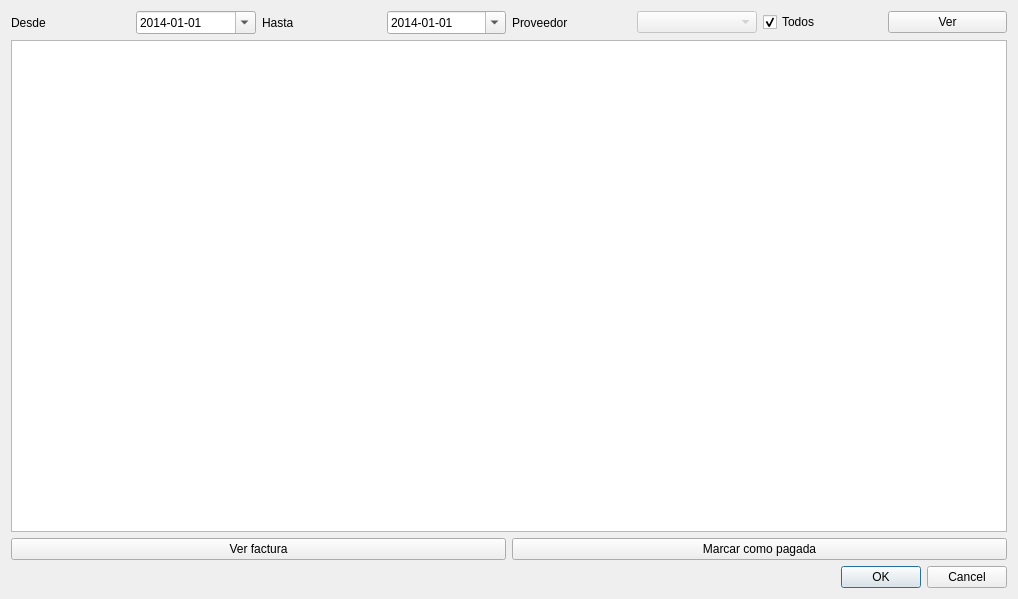
This is verfacturas.ui in Ladis72/tienda as Qt 5 draws it before an edit. The edited form follows.
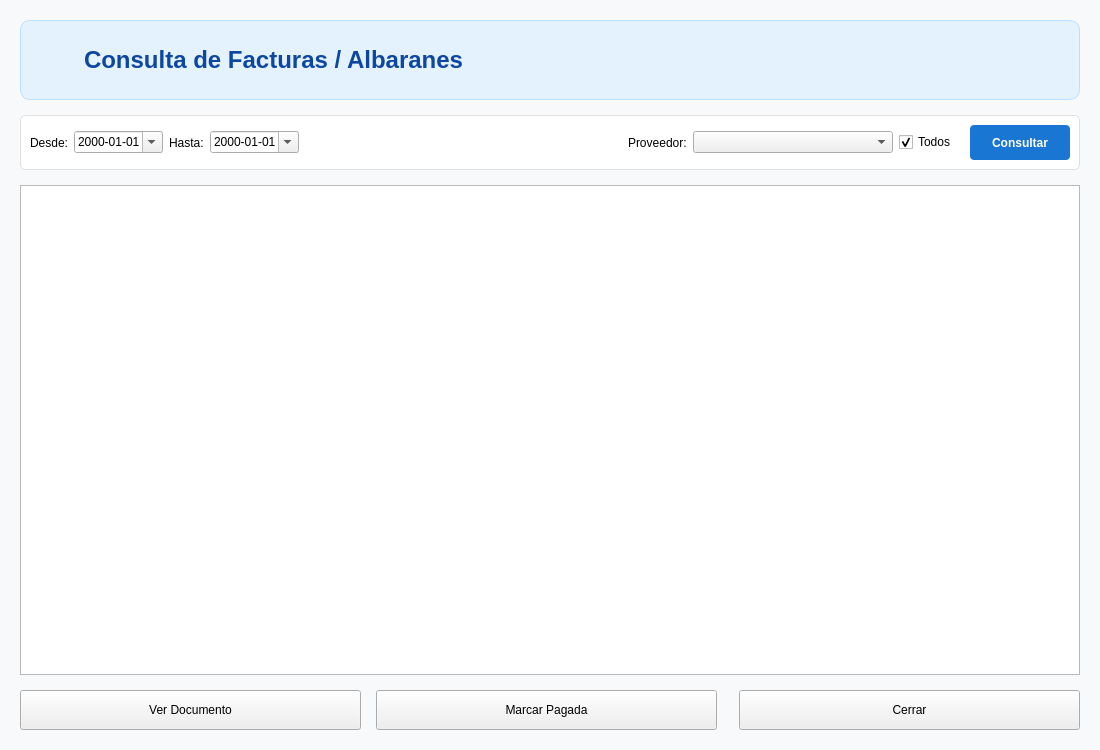
This is the edited form. Icons and pictures are not drawn.

What changed in the file:
```diff
--- a/verfacturas.ui
+++ b/verfacturas.ui
@@ -6,32 +6,105 @@
    <rect>
     <x>0</x>
     <y>0</y>
-    <width>1018</width>
-    <height>599</height>
+    <width>1100</width>
+    <height>750</height>
    </rect>
   </property>
   <property name="windowTitle">
    <string>Listado de facturas</string>
   </property>
-  <layout class="QGridLayout" name="gridLayout">
-   <item row="0" column="0">
-    <layout class="QHBoxLayout" name="horizontalLayout">
+  <property name="styleSheet">
+   <string notr="true">QDialog { background-color: #f8f9fa; }</string>
+  </property>
+  <layout class="QVBoxLayout" name="mainVerticalLayout">
+   <property name="spacing">
+    <number>15</number>
+   </property>
+   <property name="leftMargin">
+    <number>20</number>
+   </property>
+   <property name="topMargin">
+    <number>20</number>
+   </property>
+   <property name="rightMargin">
+    <number>20</number>
+   </property>
+   <property name="bottomMargin">
+    <number>20</number>
+   </property>
+   <item>
+    <widget class="QFrame" name="headerFrame">
+     <property name="minimumSize">
+      <size>
+       <width>0</width>
+       <height>80</height>
+      </size>
+     </property>
+     <property name="styleSheet">
+      <string notr="true">QFrame#headerFrame {
+    background-color: #e3f2fd;
+    border-radius: 10px;
+    border: 1px solid #bbdefb;
+}</string>
+     </property>
+     <layout class="QHBoxLayout" name="horizontalLayoutHeader">
+      <item>
+       <widget class="QLabel" name="labelIcono">
+        <property name="maximumSize">
+         <size>
+          <width>48</width>
+          <height>48</height>
+         </size>
+        </property>
+        <property name="pixmap">
+         <pixmap>../iconos/facturas.png</pixmap>
+        </property>
+        <property name="scaledContents">
+         <bool>true</bool>
+        </property>
+       </widget>
+      </item>
+      <item>
+       <widget class="QLabel" name="labelTitle">
+        <property name="font">
+         <font>
+          <pointsize>18</pointsize>
+          <bold>true</bold>
+         </font>
+        </property>
+        <property name="styleSheet">
+         <string notr="true">color: #0d47a1;</string>
+        </property>
+        <property name="text">
+         <string>Consulta de Facturas / Albaranes</string>
+        </property>
+       </widget>
+      </item>
+      <item>
+       <spacer name="horizontalSpacerHeader">
+        <property name="orientation">
+         <enum>Qt::Orientation::Horizontal</enum>
+        </property>
+       </spacer>
+      </item>
+     </layout>
+    </widget>
+   </item>
+   <item>
+    <widget class="QFrame" name="filterFrame">
+     <property name="styleSheet">
+      <string notr="true">QFrame#filterFrame { background-color: white; border-radius: 5px; border: 1px solid #e0e0e0; }</string>
+     </property>
+     <layout class="QHBoxLayout" name="horizontalLayoutFilters">
      <item>
       <widget class="QLabel" name="label">
        <property name="text">
-        <string>Desde</string>
+         <string>Desde:</string>
        </property>
       </widget>
      </item>
      <item>
       <widget class="QDateEdit" name="dateEditDesde">
-       <property name="minimumDate">
-        <date>
-         <year>2014</year>
-         <month>1</month>
-         <day>1</day>
-        </date>
-       </property>
        <property name="displayFormat">
         <string>yyyy-MM-dd</string>
        </property>
@@ -43,19 +116,12 @@
      <item>
       <widget class="QLabel" name="label_2">
        <property name="text">
-        <string>Hasta</string>
+         <string>Hasta:</string>
        </property>
       </widget>
      </item>
      <item>
       <widget class="QDateEdit" name="dateEditHasta">
-       <property name="minimumDate">
-        <date>
-         <year>2014</year>
-         <month>1</month>
-         <day>1</day>
-        </date>
-       </property>
        <property name="displayFormat">
         <string>yyyy-MM-dd</string>
        </property>
@@ -64,17 +130,33 @@
        </property>
       </widget>
      </item>
+      <item>
+       <spacer name="horizontalSpacerFilters1">
+        <property name="orientation">
+         <enum>Qt::Orientation::Horizontal</enum>
+        </property>
+        <property name="sizeHint" stdset="0">
+         <size>
+          <width>20</width>
+          <height>20</height>
+         </size>
+        </property>
+       </spacer>
+      </item>
      <item>
       <widget class="QLabel" name="label_3">
        <property name="text">
-        <string>Proveedor</string>
+         <string>Proveedor:</string>
        </property>
       </widget>
      </item>
      <item>
       <widget class="QComboBox" name="comboBoxProceedores">
-       <property name="enabled">
-        <bool>false</bool>
+        <property name="minimumSize">
+         <size>
+          <width>200</width>
+          <height>0</height>
+         </size>
        </property>
       </widget>
      </item>
@@ -88,16 +170,34 @@
        </property>
       </widget>
      </item>
+      <item>
+       <spacer name="horizontalSpacerFilters2">
+        <property name="orientation">
+         <enum>Qt::Orientation::Horizontal</enum>
+        </property>
+       </spacer>
+      </item>
      <item>
       <widget class="QPushButton" name="pushButtonVer">
+        <property name="minimumSize">
+         <size>
+          <width>100</width>
+          <height>35</height>
+         </size>
+        </property>
        <property name="text">
-        <string>Ver</string>
+         <string>Consultar</string>
+        </property>
+        <property name="styleSheet">
+         <string notr="true">QPushButton { background-color: #1976d2; color: white; font-weight: bold; border-radius: 4px; }
+QPushButton:hover { background-color: #1565c0; }</string>
        </property>
       </widget>
      </item>
     </layout>
+    </widget>
    </item>
-   <item row="1" column="0">
+   <item>
     <widget class="QTableView" name="tableView">
      <property name="editTriggers">
       <set>QAbstractItemView::EditTrigger::NoEditTriggers</set>
@@ -113,36 +213,58 @@
      </property>
     </widget>
    </item>
-   <item row="2" column="0">
-    <layout class="QHBoxLayout" name="horizontalLayout_2">
+   <item>
+    <layout class="QHBoxLayout" name="horizontalLayoutActions">
      <item>
       <widget class="QPushButton" name="pushButtonVerFactura">
-       <property name="text">
-        <string>Ver factura</string>
+       <property name="minimumSize">
+        <size>
+         <width>150</width>
+         <height>40</height>
+        </size>
        </property>
-       <property name="autoDefault">
-        <bool>false</bool>
+       <property name="text">
+        <string>Ver Documento</string>
        </property>
       </widget>
      </item>
      <item>
       <widget class="QPushButton" name="pushButtonPagar">
+       <property name="minimumSize">
+        <size>
+         <width>180</width>
+         <height>40</height>
+        </size>
+       </property>
        <property name="text">
-        <string>Marcar como pagada</string>
+        <string>Marcar Pagada</string>
        </property>
       </widget>
      </item>
-    </layout>
-   </item>
-   <item row="3" column="0">
-    <widget class="QDialogButtonBox" name="buttonBox">
+     <item>
+      <spacer name="horizontalSpacerActions">
      <property name="orientation">
       <enum>Qt::Orientation::Horizontal</enum>
      </property>
-     <property name="standardButtons">
-      <set>QDialogButtonBox::StandardButton::Cancel|QDialogButtonBox::StandardButton::Ok</set>
-     </property>
-    </widget>
+      </spacer>
+     </item>
+     <item>
+      <widget class="QPushButton" name="pushButtonCerrar">
+       <property name="minimumSize">
+        <size>
+         <width>100</width>
+         <height>40</height>
+        </size>
+       </property>
+       <property name="text">
+        <string>Cerrar</string>
+       </property>
+       <property name="shortcut">
+        <string>Esc</string>
+       </property>
+      </widget>
+     </item>
+    </layout>
    </item>
   </layout>
  </widget>
```
Left out of the diff: 40 changed lines with no effect on the pictures. Lines whose indentation alone changed are shown as unchanged.
